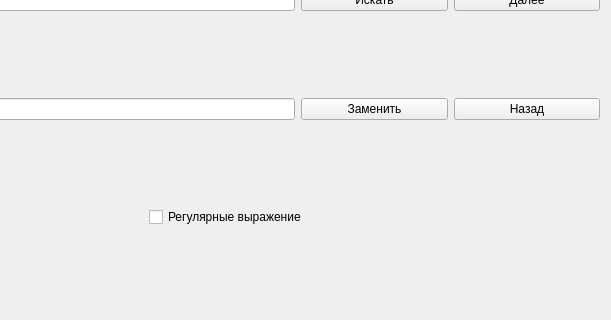
First picture: the form in searchandreplace.ui, repository kissofblood/September, before the edit; both pictures show x 167 to 778 and y 103 to 423 of the 778 by 423 pixel window.
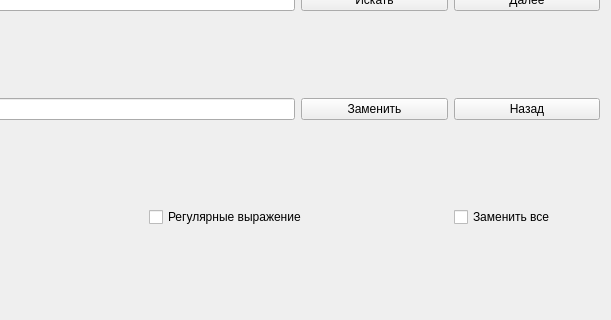
Second picture: the form after the edit.

Commit message: Обработал кнопку Заменить в модуле SearchAndReplace

```diff
--- a/searchandreplace.ui
+++ b/searchandreplace.ui
@@ -69,13 +69,20 @@
      </property>
     </widget>
    </item>
-   <item row="2" column="2" colspan="3">
+   <item row="2" column="2" colspan="2">
     <widget class="QCheckBox" name="checkRegEx">
      <property name="text">
       <string>Регулярные выражение</string>
      </property>
     </widget>
    </item>
+   <item row="2" column="4">
+    <widget class="QCheckBox" name="checkReplaceAll">
+     <property name="text">
+      <string>Заменить все</string>
+     </property>
+    </widget>
+   </item>
   </layout>
  </widget>
  <resources/>
```
The commit also changes 2 other files.
